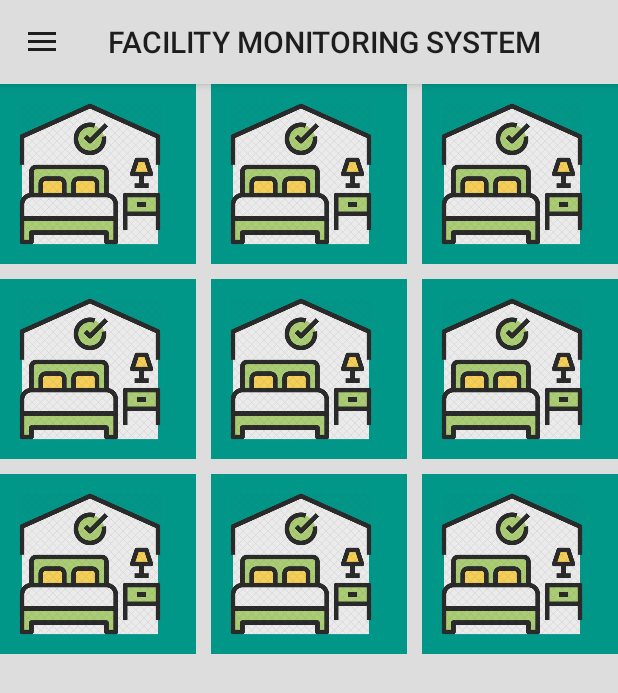
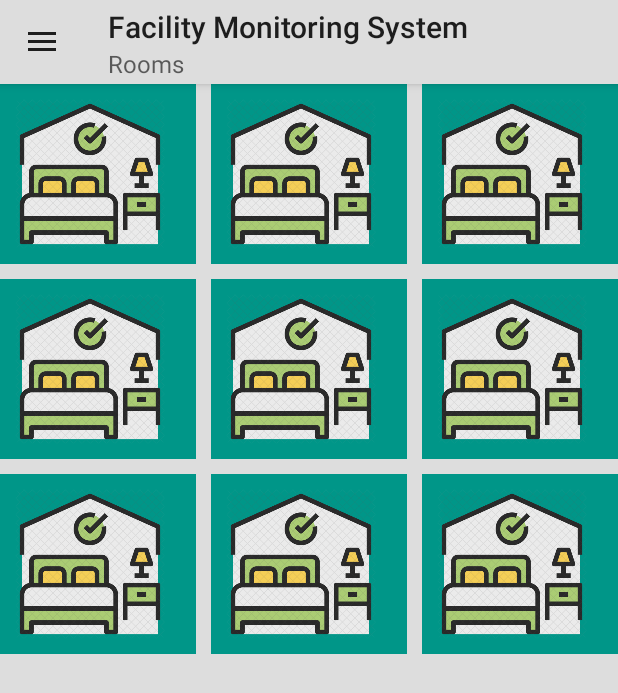
Before and after one commit to PrajwalMelath/FacilityMonitoringSystem, an Android app: the screen it shows after launch (MainActivity), on a phone screen of 412 x 824 dp. Shown: the top 693 px of the screen. Run offline under Robolectric (Android 15) with nearby library versions, the phone set to English and light mode, and no system bars; Roboto replaces fonts that are not available here.

Commit message:
added title, subtitle to toolbar

```diff
--- a/app/src/main/AndroidManifest.xml
+++ b/app/src/main/AndroidManifest.xml
@@ -22,10 +22,6 @@
             android:name="preloaded_fonts"
             android:resource="@array/preloaded_fonts"
             android:theme="@style/Theme.AppCompat.Light.NoActionBar"/>
-
-
-
     </application>
 
-
 </manifest>
--- a/app/src/main/java/com/shalaka/facilitymonitoringsystem/Activity/MainActivity.java
+++ b/app/src/main/java/com/shalaka/facilitymonitoringsystem/Activity/MainActivity.java
@@ -35,11 +35,11 @@ public class MainActivity extends AppCompatActivity {
         super.onCreate(savedInstanceState);
         setContentView(R.layout.activity_main);
 
-        Toolbar toolbar = (Toolbar) findViewById(R.id.my_toolbar);
-        setSupportActionBar(toolbar);
+        Toolbar toolbar = (Toolbar) findViewById(R.id.my_toolbar);  //get reference to toolbar
+        setSupportActionBar(toolbar);                               //set the toolbar as the actionbar
 
-       mDrawerLayout= (DrawerLayout) findViewById(R.id.drawer);
-        mToggle = new ActionBarDrawerToggle(this,mDrawerLayout,R.string.open,R.string.close);
+        mDrawerLayout= (DrawerLayout) findViewById(R.id.drawer);
+        mToggle = new ActionBarDrawerToggle(this, mDrawerLayout, R.string.open, R.string.close);
 
         mDrawerLayout.addDrawerListener(mToggle);
         mToggle.syncState();
@@ -61,7 +61,6 @@ public class MainActivity extends AppCompatActivity {
             return true;
         }
         return super.onOptionsItemSelected(item);
-
     }
 
 }
--- a/app/src/main/res/layout/activity_main.xml
+++ b/app/src/main/res/layout/activity_main.xml
@@ -11,7 +11,6 @@
 
 
     <androidx.constraintlayout.widget.ConstraintLayout
-
     android:id="@+id/layout_main"
     android:layout_width="match_parent"
     android:layout_height="match_parent"
@@ -29,6 +28,8 @@
             app:layout_constraintStart_toStartOf="parent"
             app:layout_constraintTop_toTopOf="parent"
             app:popupTheme="@style/ThemeOverlay.AppCompat.Light"
+            app:title="Facility Monitoring System"
+            app:subtitle="@string/room_toolbar_subtitle"
             />
 
         <fragment
--- a/app/src/main/res/values/strings.xml
+++ b/app/src/main/res/values/strings.xml
@@ -18,4 +18,5 @@
     <string name="alert">Alerts</string>
     <string name="open" />
     <string name="close" />
+    <string name="room_toolbar_subtitle">Rooms</string>
 </resources>
```
Lines whose indentation alone changed are shown as unchanged.
